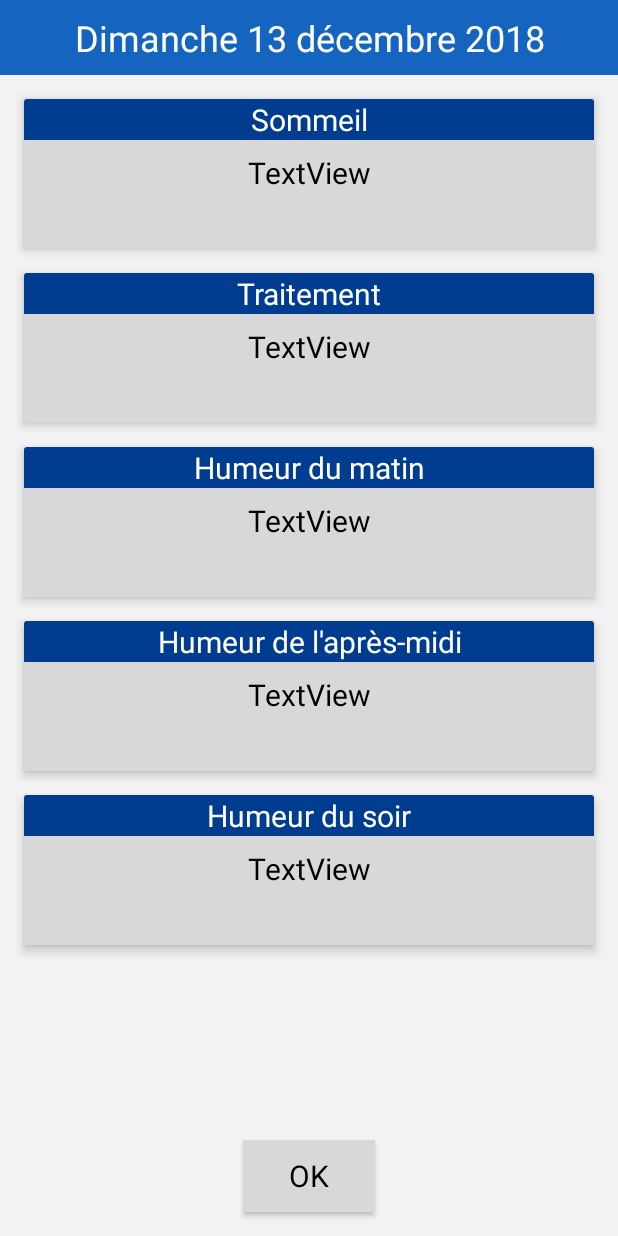
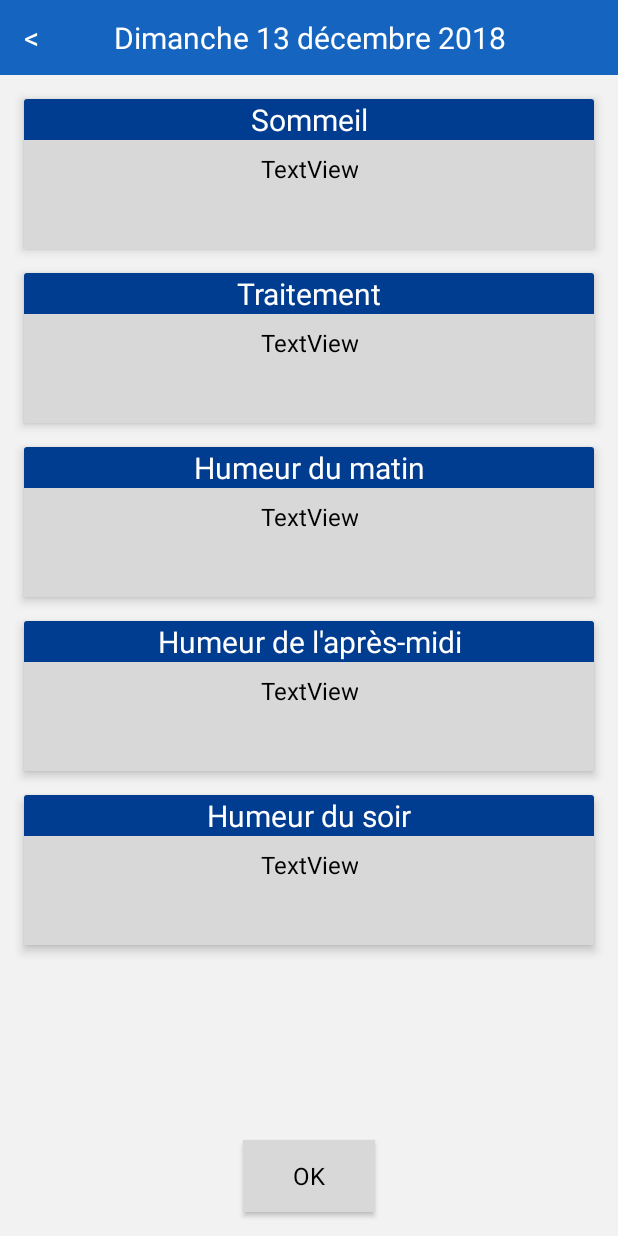
Before and after one commit to snoopytbe/CaVa, an Android app: the fragment JourneeFragment shown on its own in the app's theme, on a phone screen of 412 x 824 dp. Run offline under Robolectric (Android 15) with nearby library versions, the phone set to English and light mode, and no system bars; our stand-ins replace ButterKnife; 1 statement that could not run was skipped.

Commit message:
Correction de bugs

```diff
--- a/app/src/main/java/com/snoopytbe/cava/Classes/Humeur.java
+++ b/app/src/main/java/com/snoopytbe/cava/Classes/Humeur.java
@@ -34,7 +34,7 @@ public class Humeur implements Serializable {
         this.symptomesInactifs.add("Pensées rapides");
         this.symptomesInactifs.add("Envie de bcp parler");
         this.symptomesInactifs.add("Pas envie de se coucher");
-        this.symptomesInactifs.add("Dispersé");
+        this.symptomesInactifs.add("Disperse");
         this.symptomesInactifs.add("Obsessions");
         this.symptomesInactifs.add("Ennui");
         this.symptomesInactifs.add("Cynisme");
--- a/app/src/main/java/com/snoopytbe/cava/Fragments/JourneeFragment.java
+++ b/app/src/main/java/com/snoopytbe/cava/Fragments/JourneeFragment.java
@@ -20,7 +20,7 @@ import butterknife.OnClick;
 public class JourneeFragment extends Fragment {
 
     private static final String ARG_PARAM1 = "Etat";
-    @BindView(R.id.fpj_date)
+    @BindView(R.id.tit_date)
     TextView date;
     private JourneeFragmentCallback activityCallback;
     private com.snoopytbe.cava.Classes.etat etat;
--- a/app/src/main/res/layout/fragment_edition_humeur.xml
+++ b/app/src/main/res/layout/fragment_edition_humeur.xml
@@ -92,9 +92,9 @@
         android:id="@+id/feh_listesymptomes"
         android:layout_width="match_parent"
         android:layout_height="wrap_content"
-        android:layout_marginStart="8dp"
+        android:layout_marginStart="16dp"
         android:layout_marginTop="8dp"
-        android:layout_marginEnd="8dp"
+        android:layout_marginEnd="16dp"
         android:gravity="top|left"
         android:orientation="vertical"
         app:layout_constraintEnd_toEndOf="parent"
--- a/app/src/main/res/layout/fragment_edition_traitement.xml
+++ b/app/src/main/res/layout/fragment_edition_traitement.xml
@@ -26,7 +26,7 @@
         style="@style/CaVa.EditText.BigMargin"
         android:inputType="textMultiLine"
         android:hint=""
-        android:lines="4"
+        android:lines="5"
         app:layout_constraintEnd_toEndOf="parent"
         app:layout_constraintStart_toStartOf="parent"
         app:layout_constraintTop_toBottomOf="@+id/fet_titreTraitementActuel" />
--- a/app/src/main/res/layout/fragment_presentation_journee.xml
+++ b/app/src/main/res/layout/fragment_presentation_journee.xml
@@ -4,20 +4,26 @@
     android:layout_width="match_parent"
     android:layout_height="match_parent">
 
-    <TextView
+    <include
+        layout="@layout/include_titre"
+        app:layout_constraintStart_toStartOf="parent"
+        app:layout_constraintTop_toTopOf="parent"
+        app:layout_constraintEnd_toEndOf="parent" />
+
+    <!--    <TextView
         android:id="@+id/fpj_date"
         style="@style/CaVa.Titre.Large"
         android:text="Dimanche 13 décembre 2018"
         app:layout_constraintEnd_toEndOf="parent"
         app:layout_constraintStart_toStartOf="parent"
-        app:layout_constraintTop_toTopOf="parent" />
+        app:layout_constraintTop_toTopOf="parent" />-->
 
     <android.support.v7.widget.CardView
         android:id="@+id/fpj_cardSommeil"
         style="@style/CaVa.CardView"
         app:layout_constraintEnd_toEndOf="parent"
         app:layout_constraintStart_toStartOf="parent"
-        app:layout_constraintTop_toBottomOf="@+id/fpj_date">
+        app:layout_constraintTop_toBottomOf="@+id/inc_titre">
 
         <android.support.constraint.ConstraintLayout
             android:layout_width="match_parent"
--- /dev/null
+++ b/app/src/main/res/layout/include_titre.xml
@@ -0,0 +1,29 @@
+<?xml version="1.0" encoding="utf-8"?>
+<android.support.constraint.ConstraintLayout xmlns:android="http://schemas.android.com/apk/res/android"
+    xmlns:app="http://schemas.android.com/apk/res-auto"
+    android:id="@+id/inc_titre"
+    android:layout_width="match_parent"
+    android:layout_height="50dp"
+    android:background="@color/colorPrimary">
+
+    <TextView
+        android:id="@+id/tit_retour"
+        style="@style/CaVa.Titre.Large"
+        android:layout_width="wrap_content"
+        android:layout_height="match_parent"
+        android:layout_marginStart="16dp"
+        android:text="&lt;"
+        app:layout_constraintStart_toStartOf="parent" />
+
+    <TextView
+        style="@style/CaVa.Titre.Large"
+        android:id="@+id/tit_date"
+        android:layout_width="wrap_content"
+        android:layout_height="match_parent"
+        android:layout_marginStart="8dp"
+        android:layout_marginEnd="8dp"
+        android:text="Dimanche 13 décembre 2018"
+        app:layout_constraintEnd_toEndOf="parent"
+        app:layout_constraintStart_toStartOf="parent" />
+
+</android.support.constraint.ConstraintLayout>
--- a/app/src/main/res/values/strings.xml
+++ b/app/src/main/res/values/strings.xml
@@ -1,6 +1,8 @@
 <resources>
     <string name="app_name">Comment ça va ?</string>
+    <!-- <string name="back">&lt</string> -->
 
     <!-- TODO: Remove or change this placeholder text -->
     <string name="hello_blank_fragment">Hello blank fragment</string>
+
 </resources>
--- a/app/src/main/res/values/styles.xml
+++ b/app/src/main/res/values/styles.xml
@@ -10,7 +10,7 @@
 
         <item name="android:fontFamily">Roboto</item>
         <item name="android:textColor">@color/colorSecondaryText</item>
-        <item name="android:textSize">20sp</item>
+        <item name="android:textSize">16sp</item>
         <item name="android:gravity">center</item>
         <item name="android:textAlignment">center</item>
 
@@ -19,7 +19,7 @@
     <style name="CaVa.TextView" parent="TextAppearance.AppCompat">
         <item name="android:fontFamily">Roboto</item>
         <item name="android:textColor">@color/colorSecondaryText</item>
-        <item name="android:textSize">20sp</item>
+        <item name="android:textSize">16sp</item>
         <item name="android:gravity">center</item>
         <item name="android:textAlignment">center</item>
         <item name="android:layout_width">wrap_content</item>
@@ -36,6 +36,8 @@
     </style>
 
     <style name="CaVa.SymptomeInactif">
+        <item name="android:fontFamily">Roboto</item>
+        <item name="android:textSize">20sp</item>
         <item name="android:textColor">@color/colorTertiaryText</item>
     </style>
 
@@ -49,7 +51,6 @@
         <item name="android:layout_marginTop">24dp</item>
         <item name="android:layout_marginEnd">16dp</item>
     </style>
-
 
     <style name="CaVa.EditText" parent="Widget.AppCompat.EditText">
         <item name="android:gravity">start|top</item>
@@ -88,7 +89,7 @@
     </style>
 
     <style name="CaVa.Titre.Large">
-        <item name="android:textSize">24sp</item>
+        <item name="android:textSize">20sp</item>
         <item name="android:layout_height">50dp</item>
         <item name="android:background">@color/colorPrimary</item>
     </style>
```
Also changed, not shown: app/src/main/java/com/snoopytbe/cava/Fragments/HumeurFragment.java (+58 -73 lines).
